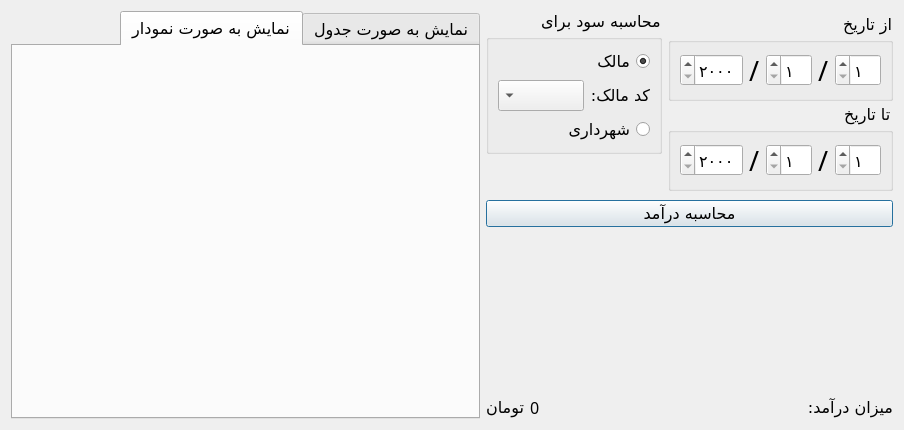
Above: UI/StatDialog.ui from aghababaei-alireza/Boat_Rent before the change. Below: the same form after it.
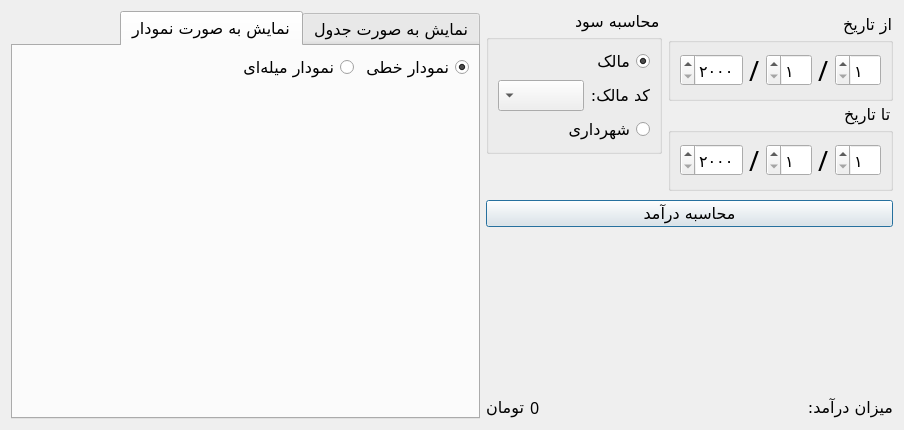
That is the form after the change. The open tabs and pages were chosen to show the change.

Diff of the .ui file:
```diff
--- a/UI/StatDialog.ui
+++ b/UI/StatDialog.ui
@@ -183,7 +183,7 @@
          <item>
           <widget class="QGroupBox" name="groupBox">
            <property name="title">
-            <string>محاسبه سود برای</string>
+            <string>محاسبه سود</string>
            </property>
            <layout class="QVBoxLayout" name="verticalLayout_4">
             <property name="sizeConstraint">
@@ -376,7 +376,43 @@
       </attribute>
       <layout class="QVBoxLayout" name="verticalLayout_7">
        <item>
-        <widget class="QWidget" name="wgt_plot" native="true"/>
+        <layout class="QHBoxLayout" name="hlay_plot_options">
+         <item>
+          <widget class="QRadioButton" name="rdb_line_plot">
+           <property name="text">
+            <string>نمودار خطی</string>
+           </property>
+           <property name="checked">
+            <bool>true</bool>
+           </property>
+          </widget>
+         </item>
+         <item>
+          <widget class="QRadioButton" name="rdb_bar_plot">
+           <property name="text">
+            <string>نمودار میله‌ای</string>
+           </property>
+          </widget>
+         </item>
+         <item>
+          <spacer name="horizontalSpacer_2">
+           <property name="orientation">
+            <enum>Qt::Horizontal</enum>
+           </property>
+           <property name="sizeHint" stdset="0">
+            <size>
+             <width>40</width>
+             <height>20</height>
+            </size>
+           </property>
+          </spacer>
+         </item>
+        </layout>
+       </item>
+       <item>
+        <widget class="QWidget" name="wgt_plot" native="true">
+         <layout class="QVBoxLayout" name="verticalLayout_5"/>
+        </widget>
        </item>
       </layout>
      </widget>
```
Left out of the diff: 27 changed lines with no effect on the pictures. Lines whose indentation alone changed are shown as unchanged.
